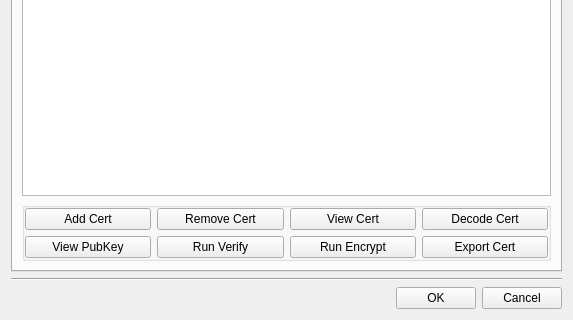
The window that BerEditor/cert_man_dlg.ui (jykim74/BerEditor) describes before a commit, drawn with Qt 5; both pictures show x 0 to 573 and y 190 to 510 of the 573 by 510 pixel window.
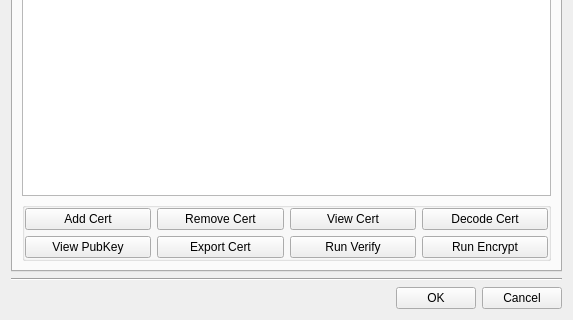
The same window after the commit.

Commit message: UI조절

What changed in the file:
```diff
--- a/BerEditor/cert_man_dlg.ui
+++ b/BerEditor/cert_man_dlg.ui
@@ -444,21 +444,21 @@
               </property>
              </widget>
             </item>
-            <item row="1" column="1">
-             <widget class="QPushButton" name="mRunOtherVerifyBtn">
-              <property name="text">
-               <string>Run Verify</string>
-              </property>
-             </widget>
-            </item>
-            <item row="1" column="2">
+            <item row="1" column="3">
              <widget class="QPushButton" name="mRunOtherPubEncBtn">
               <property name="text">
                <string>Run Encrypt</string>
               </property>
              </widget>
             </item>
-            <item row="1" column="3">
+            <item row="1" column="2">
+             <widget class="QPushButton" name="mRunOtherVerifyBtn">
+              <property name="text">
+               <string>Run Verify</string>
+              </property>
+             </widget>
+            </item>
+            <item row="1" column="1">
              <widget class="QPushButton" name="mExportOtherBtn">
               <property name="text">
                <string>Export Cert</string>
```
Left out of the diff: 3 changed lines with no effect on the pictures.
